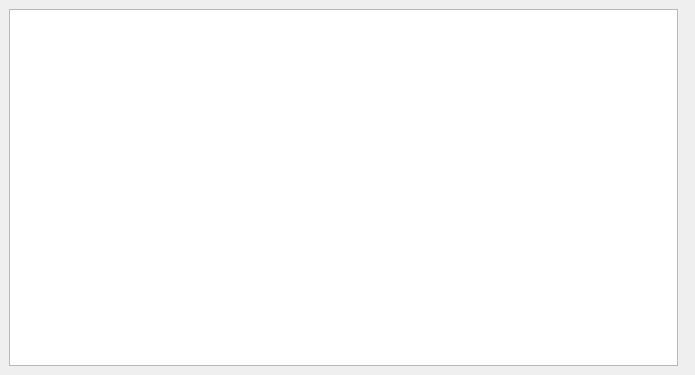
Above: mainwindow.ui from RyukNet/Filliot before the change. Below: the same form after it.
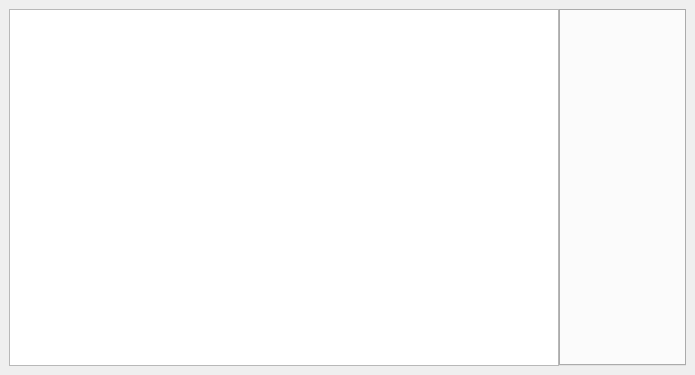
That is the form after the change.

What changed in the file:
```diff
--- a/mainwindow.ui
+++ b/mainwindow.ui
@@ -36,20 +36,7 @@
        <bool>false</bool>
       </property>
       <widget class="QTreeView" name="treeView"/>
-      <widget class="QTabWidget" name="tabWidget">
-       <property name="documentMode">
-        <bool>true</bool>
-       </property>
-       <property name="tabsClosable">
-        <bool>true</bool>
-       </property>
-       <property name="movable">
-        <bool>true</bool>
-       </property>
-       <property name="tabBarAutoHide">
-        <bool>true</bool>
-       </property>
-      </widget>
+      <widget class="QTabWidget" name="tabWidget"/>
      </widget>
     </item>
    </layout>
```
